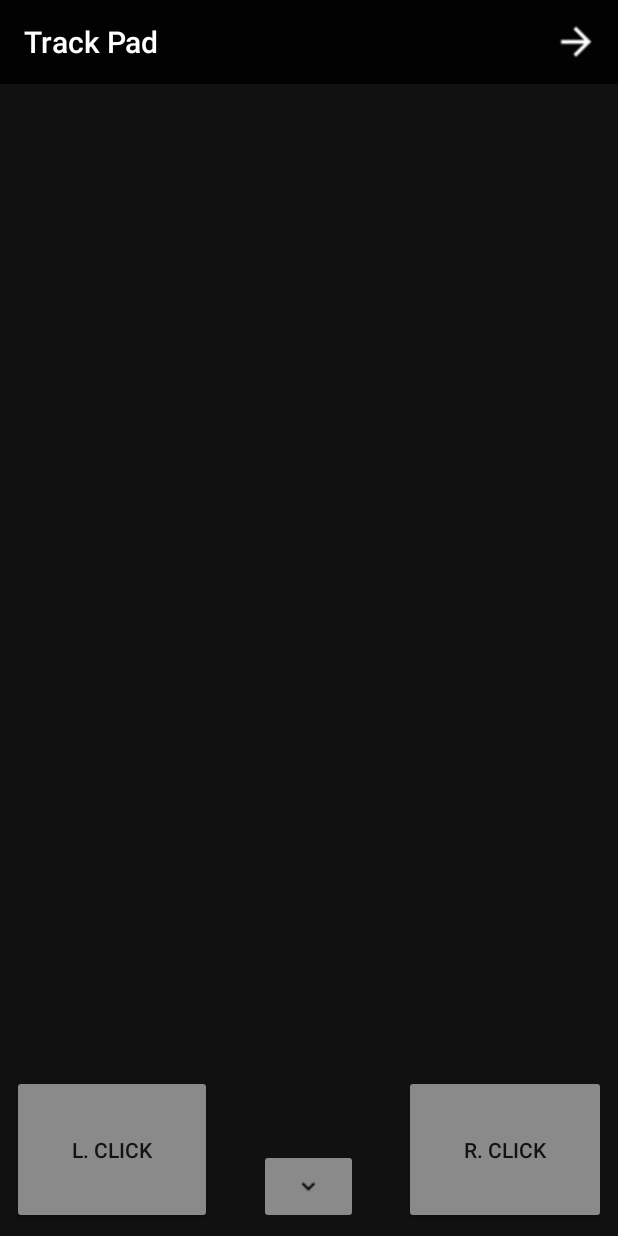
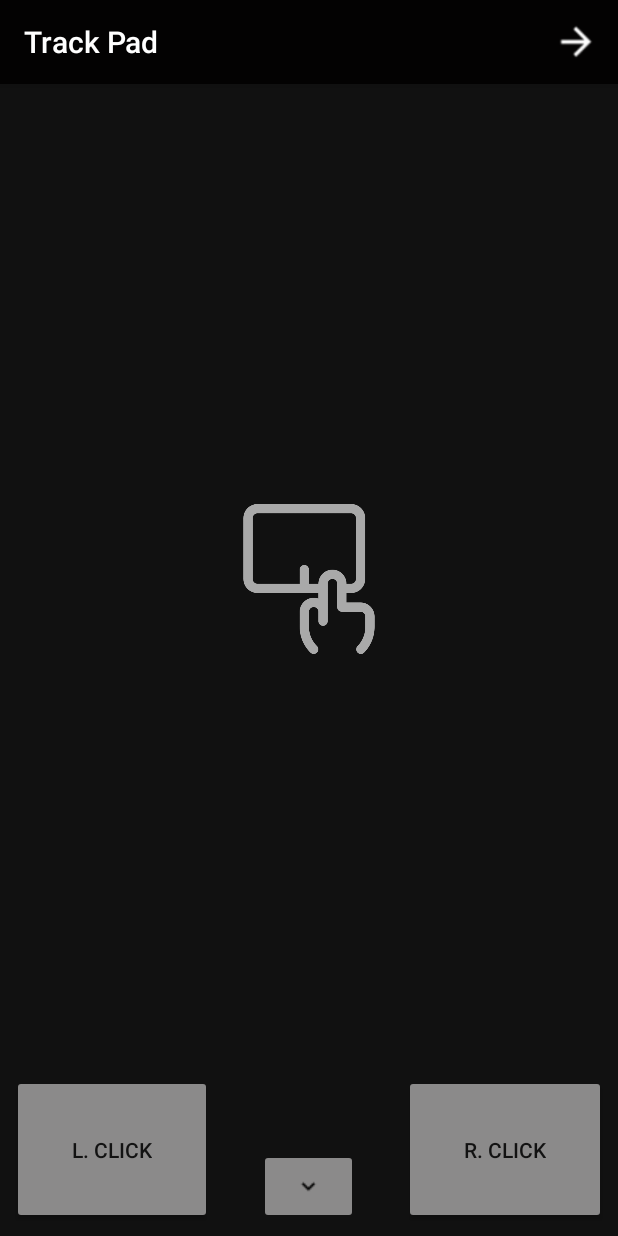
Before and after one commit to bdemg/remote-media-controller-app, an Android app: the TrackPadActivity screen opened directly, with no data from a screen before it, on a phone screen of 412 x 824 dp. Run offline under Robolectric (Android 15) with nearby library versions, the phone set to English and light mode, and no system bars; libraries missing offline, so code that uses them is left out: com.squareup.okhttp.

Commit message:
Add an icon for the trackpad and finalize the readme

```diff
--- a/app/src/main/res/layout-land/activity_track_pad.xml
+++ b/app/src/main/res/layout-land/activity_track_pad.xml
@@ -80,4 +80,18 @@
         app:layout_constraintEnd_toEndOf="parent"
         app:layout_constraintHorizontal_bias="1.0"
         app:layout_constraintStart_toStartOf="parent" />
+
+    <ImageView
+        android:id="@+id/imageView2"
+        android:layout_width="100dp"
+        android:layout_height="100dp"
+        android:layout_marginBottom="8dp"
+        android:layout_marginEnd="8dp"
+        android:layout_marginStart="8dp"
+        android:layout_marginTop="8dp"
+        app:layout_constraintBottom_toTopOf="@+id/trackpadLeftClick"
+        app:layout_constraintEnd_toEndOf="parent"
+        app:layout_constraintStart_toStartOf="parent"
+        app:layout_constraintTop_toTopOf="parent"
+        app:srcCompat="@drawable/computer_gray" />
 </android.support.constraint.ConstraintLayout>
--- a/app/src/main/res/layout/activity_track_pad.xml
+++ b/app/src/main/res/layout/activity_track_pad.xml
@@ -79,4 +79,18 @@
         app:layout_constraintBottom_toBottomOf="parent"
         app:layout_constraintEnd_toStartOf="@+id/trackpadRightClick"
         app:layout_constraintStart_toEndOf="@+id/trackpadLeftClick" />
+
+    <ImageView
+        android:id="@+id/imageView"
+        android:layout_width="100dp"
+        android:layout_height="100dp"
+        android:layout_marginBottom="8dp"
+        android:layout_marginEnd="8dp"
+        android:layout_marginStart="8dp"
+        android:layout_marginTop="8dp"
+        app:layout_constraintBottom_toTopOf="@+id/scrollUp"
+        app:layout_constraintEnd_toEndOf="parent"
+        app:layout_constraintStart_toStartOf="parent"
+        app:layout_constraintTop_toTopOf="parent"
+        app:srcCompat="@drawable/computer_gray" />
 </android.support.constraint.ConstraintLayout>
```
Also changed, not shown: app/src/main/res/drawable/computer_gray.png (added), 1 other file.
